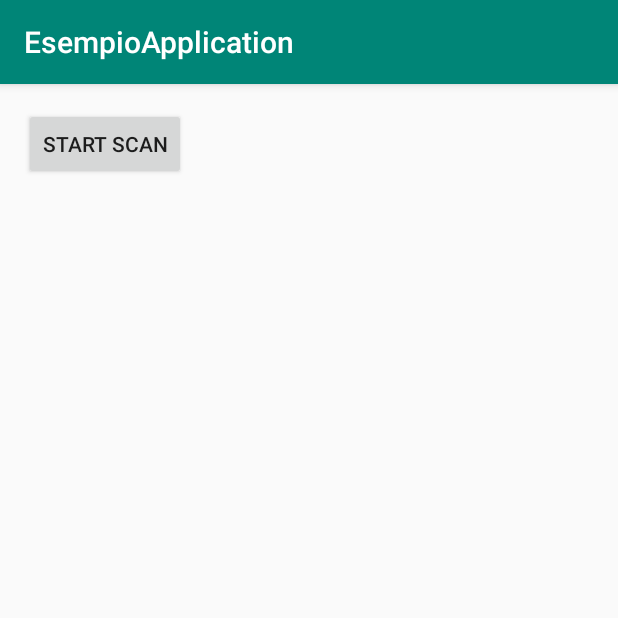
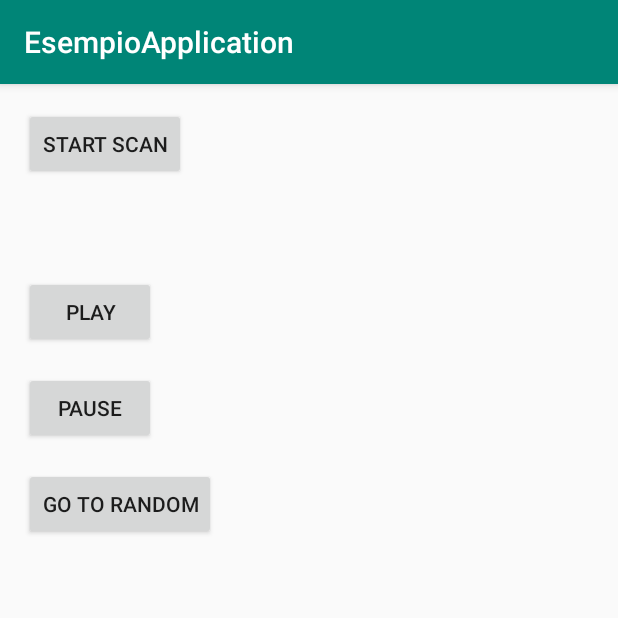
Before and after one commit to omega9999/EsempioApplication, an Android app: the screen it shows after launch (MainActivity), on a phone screen of 412 x 824 dp, the top half of it. Run offline under Robolectric (Android 15) with nearby library versions, the phone set to English and light mode, and no system bars.

Commit message:
add mp3 play

```diff
--- a/app/src/main/AndroidManifest.xml
+++ b/app/src/main/AndroidManifest.xml
@@ -21,7 +21,6 @@
             <intent-filter>
                 <action android:name="android.intent.action.MAIN" />
 
-                <category android:name="android.intent.category.LAUNCHER" />
             </intent-filter>
         </activity>
         <activity android:name=".MainActivity">
--- a/app/src/main/java/com/example/esempioapplication/MainActivity.java
+++ b/app/src/main/java/com/example/esempioapplication/MainActivity.java
@@ -6,12 +6,14 @@ import android.content.Context;
 import android.content.Intent;
 import android.content.IntentFilter;
 import android.content.pm.PackageManager;
+import android.media.MediaPlayer;
 import android.net.wifi.ScanResult;
 import android.net.wifi.WifiManager;
 
 import androidx.appcompat.app.AppCompatActivity;
 import androidx.core.content.ContextCompat;
 
+import android.os.Build;
 import android.os.Bundle;
 import android.util.Log;
 import android.view.View;
@@ -27,6 +29,10 @@ public class MainActivity extends AppCompatActivity {
         this.setContentView(R.layout.activity_main);
 
         this.mStartScan = this.findViewById(R.id.scan_button);
+        this.mPlay = this.findViewById(R.id.play);
+        this.mPause = this.findViewById(R.id.pause);
+        this.mGoToRandom = this.findViewById(R.id.goto_random);
+
         this.mStartScan.setOnClickListener(new StartScanListener());
         this.mWifiManager = (WifiManager) this.getApplicationContext().getSystemService(Context.WIFI_SERVICE);
 
@@ -39,11 +45,41 @@ public class MainActivity extends AppCompatActivity {
             // Permission is not granted
             Log.e(TAG,"Permission is not granted");
         }
+
+
+        this.mMediaPlayer = MediaPlayer.create(this, R.raw.inno_nazionale_italia);
+        this.mPlay.setOnClickListener(new View.OnClickListener() {
+            @Override
+            public void onClick(View v) {
+                mMediaPlayer.start();
+            }
+        });
+        this.mPause.setOnClickListener(new View.OnClickListener() {
+            @Override
+            public void onClick(View v) {
+                mMediaPlayer.pause();
+            }
+        });
+        this.mGoToRandom.setOnClickListener(new View.OnClickListener() {
+            @Override
+            public void onClick(View v) {
+                final long duration = mMediaPlayer.getDuration();
+                final long position = (long) (Math.random() * duration);
+                if (Build.VERSION.SDK_INT >= Build.VERSION_CODES.O) {
+                    mMediaPlayer.seekTo(position, MediaPlayer.SEEK_PREVIOUS_SYNC);
+                }
+                else{
+                    mMediaPlayer.seekTo((int) position);
+                }
+            }
+        });
+
     }
 
     @Override
     protected void onDestroy() {
         this.unregisterReceiver(this.mWifiReceiver);
+        this.mMediaPlayer.release();
         super.onDestroy();
     }
 
@@ -93,6 +129,11 @@ public class MainActivity extends AppCompatActivity {
     private BroadcastReceiver mWifiReceiver;
     private Button mStartScan;
     private WifiManager mWifiManager;
+    private MediaPlayer mMediaPlayer;
+
+    private Button mPlay;
+    private Button mPause;
+    private Button mGoToRandom;
 
     private static final String TAG = MainActivity.class.getSimpleName();
 }
--- a/app/src/main/res/layout/activity_main.xml
+++ b/app/src/main/res/layout/activity_main.xml
@@ -12,8 +12,35 @@
         android:layout_height="wrap_content"
         android:layout_marginStart="16dp"
         android:layout_marginTop="16dp"
-        android:text="Start Scan"
+        android:text="@string/start_scan"
         app:layout_constraintStart_toStartOf="parent"
         app:layout_constraintTop_toTopOf="parent" />
 
+    <Button
+        android:id="@+id/play"
+        android:layout_width="wrap_content"
+        android:layout_height="wrap_content"
+        android:layout_marginTop="64dp"
+        android:text="@string/play"
+        app:layout_constraintStart_toStartOf="@+id/scan_button"
+        app:layout_constraintTop_toBottomOf="@+id/scan_button" />
+
+    <Button
+        android:id="@+id/pause"
+        android:layout_width="wrap_content"
+        android:layout_height="wrap_content"
+        android:layout_marginTop="16dp"
+        android:text="@string/pause"
+        app:layout_constraintStart_toStartOf="@+id/play"
+        app:layout_constraintTop_toBottomOf="@+id/play" />
+
+    <Button
+        android:id="@+id/goto_random"
+        android:layout_width="wrap_content"
+        android:layout_height="wrap_content"
+        android:layout_marginTop="16dp"
+        android:text="@string/goto_random"
+        app:layout_constraintStart_toStartOf="@+id/pause"
+        app:layout_constraintTop_toBottomOf="@+id/pause" />
+
 </androidx.constraintlayout.widget.ConstraintLayout>
--- a/app/src/main/res/values/strings.xml
+++ b/app/src/main/res/values/strings.xml
@@ -91,4 +91,8 @@
         "when a user tries to pick up one of cards.\n\n"
     </string>
     <string name="action_settings">Settings</string>
+    <string name="start_scan">Start Scan</string>
+    <string name="play">Play</string>
+    <string name="pause">Pause</string>
+    <string name="goto_random">Go to random</string>
 </resources>
```
Also changed, not shown: 1 other file.
